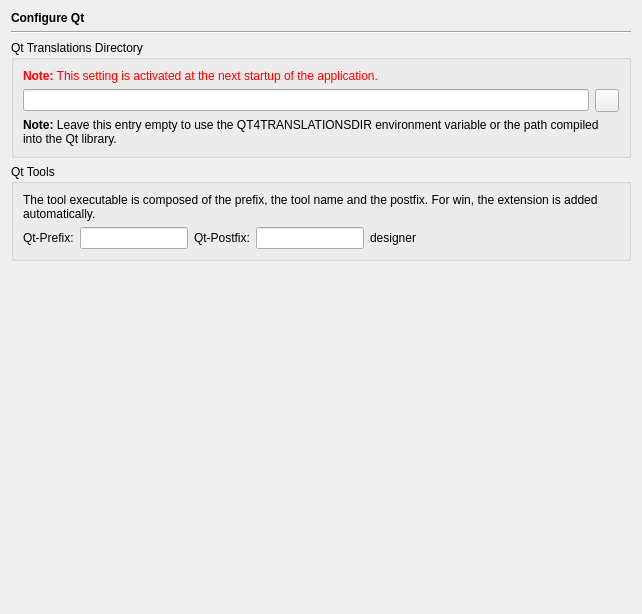
Before: the Qt Designer form Preferences/ConfigurationPages/QtPage.ui in testmana2/test, drawn with Qt 5.
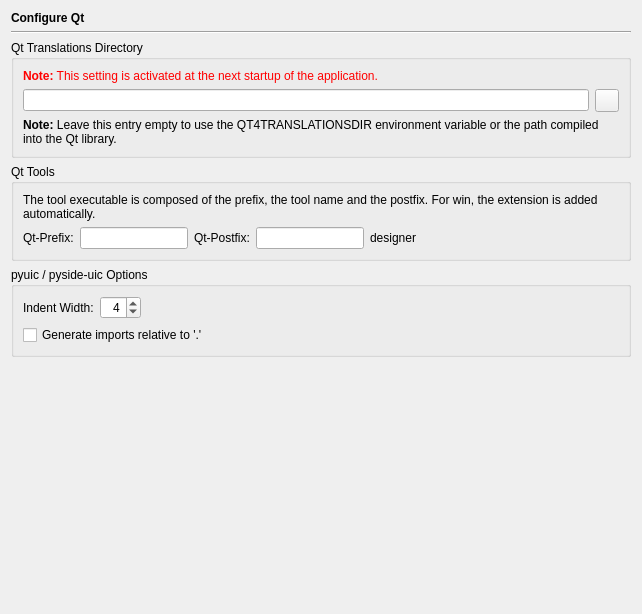
After: the same form once the commit is applied.

Commit message: Added functionality to modify pyuic options.

```diff
--- a/Preferences/ConfigurationPages/QtPage.ui
+++ b/Preferences/ConfigurationPages/QtPage.ui
@@ -134,6 +134,61 @@
      </layout>
     </widget>
    </item>
+   <item>
+    <widget class="QGroupBox" name="groupBox">
+     <property name="title">
+      <string>pyuic / pyside-uic Options</string>
+     </property>
+     <layout class="QGridLayout" name="gridLayout">
+      <item row="0" column="0">
+       <widget class="QLabel" name="label_2">
+        <property name="text">
+         <string>Indent Width:</string>
+        </property>
+       </widget>
+      </item>
+      <item row="0" column="1">
+       <widget class="QSpinBox" name="pyuicIndentSpinBox">
+        <property name="toolTip">
+         <string>Select the indent width (default: 4)</string>
+        </property>
+        <property name="alignment">
+         <set>Qt::AlignRight|Qt::AlignTrailing|Qt::AlignVCenter</set>
+        </property>
+        <property name="minimum">
+         <number>2</number>
+        </property>
+        <property name="maximum">
+         <number>16</number>
+        </property>
+        <property name="value">
+         <number>4</number>
+        </property>
+       </widget>
+      </item>
+      <item row="0" column="2">
+       <spacer name="horizontalSpacer">
+        <property name="orientation">
+         <enum>Qt::Horizontal</enum>
+        </property>
+        <property name="sizeHint" stdset="0">
+         <size>
+          <width>448</width>
+          <height>20</height>
+         </size>
+        </property>
+       </spacer>
+      </item>
+      <item row="1" column="0" colspan="3">
+       <widget class="QCheckBox" name="pyuicImportsCheckBox">
+        <property name="text">
+         <string>Generate imports relative to '.'</string>
+        </property>
+       </widget>
+      </item>
+     </layout>
+    </widget>
+   </item>
    <item>
     <spacer>
      <property name="orientation">
```
Left out of the diff: 2 changed lines with no effect on the pictures. The commit also changes 3 other files.
